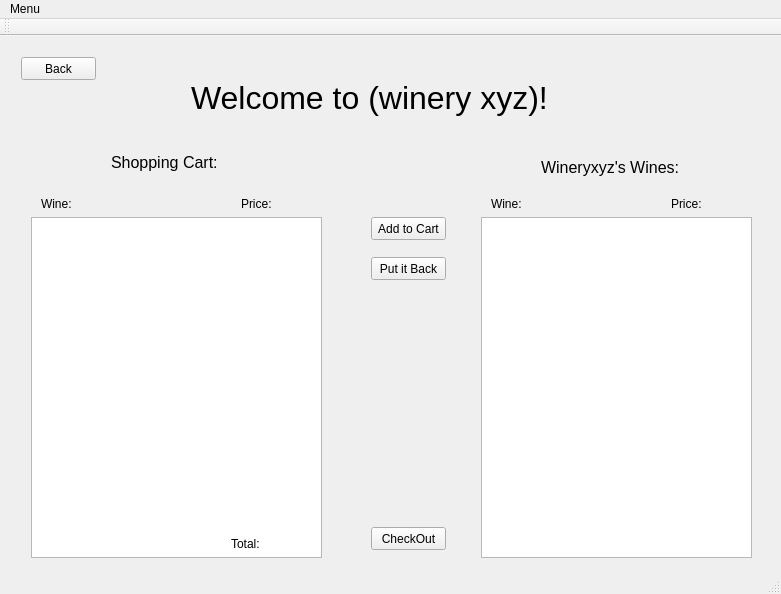
Old version of the form WineryProject/mainwindow.ui in the repository AustinVaday/CS1D-Class-Project-1.
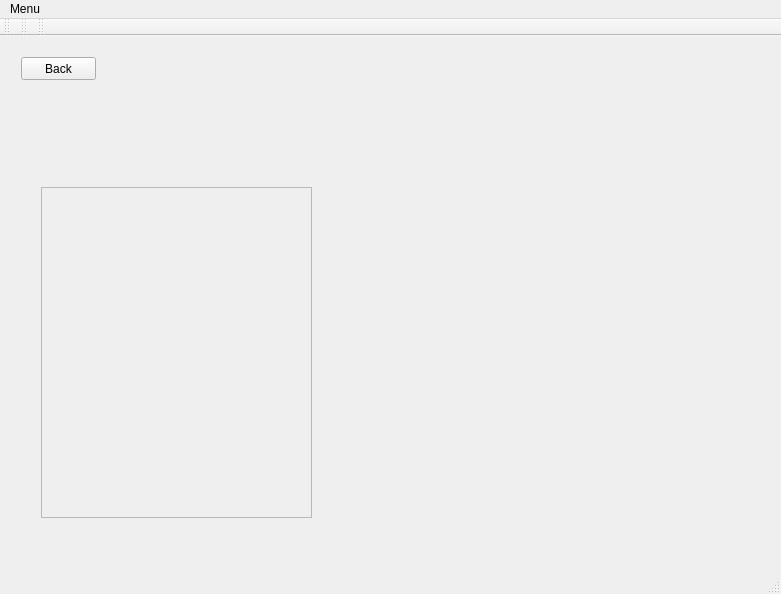
New version of the form. The open tabs and pages were chosen to show the change.

What changed in the file:
```diff
--- a/WineryProject/mainwindow.ui
+++ b/WineryProject/mainwindow.ui
@@ -244,9 +244,9 @@
        <widget class="QLabel" name="label_5">
         <property name="geometry">
          <rect>
-          <x>180</x>
+          <x>200</x>
           <y>20</y>
-          <width>401</width>
+          <width>371</width>
           <height>61</height>
          </rect>
         </property>
@@ -256,7 +256,7 @@
          </font>
         </property>
         <property name="text">
-         <string>Welcome to (winery xyz)!</string>
+         <string/>
         </property>
        </widget>
        <widget class="QPushButton" name="TourBack">
@@ -272,165 +272,28 @@
          <string>Back</string>
         </property>
        </widget>
-       <widget class="QListView" name="listView_3">
-        <property name="geometry">
-         <rect>
-          <x>470</x>
-          <y>170</y>
-          <width>271</width>
-          <height>341</height>
-         </rect>
-        </property>
-       </widget>
-       <widget class="QLabel" name="label_13">
-        <property name="geometry">
-         <rect>
-          <x>530</x>
-          <y>110</y>
-          <width>161</width>
-          <height>21</height>
-         </rect>
-        </property>
-        <property name="font">
-         <font>
-          <pointsize>12</pointsize>
-         </font>
-        </property>
-        <property name="text">
-         <string>Wineryxyz's Wines:</string>
-        </property>
-       </widget>
-       <widget class="QPushButton" name="pushButton_5">
-        <property name="geometry">
-         <rect>
-          <x>360</x>
-          <y>170</y>
-          <width>75</width>
-          <height>23</height>
-         </rect>
-        </property>
-        <property name="text">
-         <string>Add to Cart</string>
-        </property>
-       </widget>
-       <widget class="QPushButton" name="pushButton_6">
-        <property name="geometry">
-         <rect>
-          <x>360</x>
-          <y>210</y>
-          <width>75</width>
-          <height>23</height>
-         </rect>
-        </property>
-        <property name="text">
-         <string>Put it Back</string>
-        </property>
-       </widget>
-       <widget class="QPushButton" name="pushButton_7">
-        <property name="geometry">
-         <rect>
-          <x>360</x>
-          <y>480</y>
-          <width>75</width>
-          <height>23</height>
-         </rect>
-        </property>
-        <property name="text">
-         <string>CheckOut</string>
-        </property>
-       </widget>
-       <widget class="QLabel" name="label_14">
-        <property name="geometry">
-         <rect>
-          <x>480</x>
-          <y>150</y>
-          <width>47</width>
-          <height>13</height>
-         </rect>
-        </property>
-        <property name="text">
-         <string>Wine:</string>
-        </property>
-       </widget>
-       <widget class="QLabel" name="label_15">
-        <property name="geometry">
-         <rect>
-          <x>660</x>
-          <y>150</y>
-          <width>47</width>
-          <height>13</height>
-         </rect>
-        </property>
-        <property name="text">
-         <string>Price:</string>
-        </property>
-       </widget>
-       <widget class="QListView" name="listView_4">
-        <property name="geometry">
-         <rect>
-          <x>20</x>
-          <y>170</y>
-          <width>291</width>
-          <height>341</height>
-         </rect>
-        </property>
-       </widget>
-       <widget class="QLabel" name="label_17">
-        <property name="geometry">
-         <rect>
-          <x>100</x>
-          <y>100</y>
-          <width>111</width>
-          <height>31</height>
-         </rect>
-        </property>
-        <property name="font">
-         <font>
-          <pointsize>12</pointsize>
-         </font>
-        </property>
-        <property name="text">
-         <string>Shopping Cart:</string>
-        </property>
-       </widget>
-       <widget class="QLabel" name="label_18">
+       <widget class="QScrollArea" name="radio_button_scroll_area">
         <property name="geometry">
          <rect>
           <x>30</x>
-          <y>150</y>
-          <width>47</width>
-          <height>13</height>
+          <y>140</y>
+          <width>271</width>
+          <height>331</height>
          </rect>
         </property>
-        <property name="text">
-         <string>Wine:</string>
+        <property name="widgetResizable">
+         <bool>true</bool>
         </property>
-       </widget>
-       <widget class="QLabel" name="label_19">
-        <property name="geometry">
-         <rect>
-          <x>230</x>
-          <y>150</y>
-          <width>47</width>
-          <height>13</height>
-         </rect>
-        </property>
-        <property name="text">
-         <string>Price:</string>
-        </property>
-       </widget>
-       <widget class="QLabel" name="label_20">
-        <property name="geometry">
-         <rect>
-          <x>220</x>
-          <y>490</y>
-          <width>47</width>
-          <height>13</height>
-         </rect>
-        </property>
-        <property name="text">
-         <string>Total:</string>
-        </property>
+        <widget class="QWidget" name="scrollAreaWidgetContents_2">
+         <property name="geometry">
+          <rect>
+           <x>0</x>
+           <y>0</y>
+           <width>269</width>
+           <height>329</height>
+          </rect>
+         </property>
+        </widget>
        </widget>
       </widget>
       <widget class="QWidget" name="page_admin_login">
@@ -761,6 +624,28 @@
    </attribute>
   </widget>
   <widget class="QStatusBar" name="statusBar"/>
+  <widget class="QToolBar" name="toolBar">
+   <property name="windowTitle">
+    <string>toolBar</string>
+   </property>
+   <attribute name="toolBarArea">
+    <enum>TopToolBarArea</enum>
+   </attribute>
+   <attribute name="toolBarBreak">
+    <bool>false</bool>
+   </attribute>
+  </widget>
+  <widget class="QToolBar" name="toolBar_2">
+   <property name="windowTitle">
+    <string>toolBar_2</string>
+   </property>
+   <attribute name="toolBarArea">
+    <enum>TopToolBarArea</enum>
+   </attribute>
+   <attribute name="toolBarBreak">
+    <bool>false</bool>
+   </attribute>
+  </widget>
   <action name="actionHelp">
    <property name="text">
     <string>Help</string>
```
Left out of the diff: 66 changed lines with no effect on the pictures.
